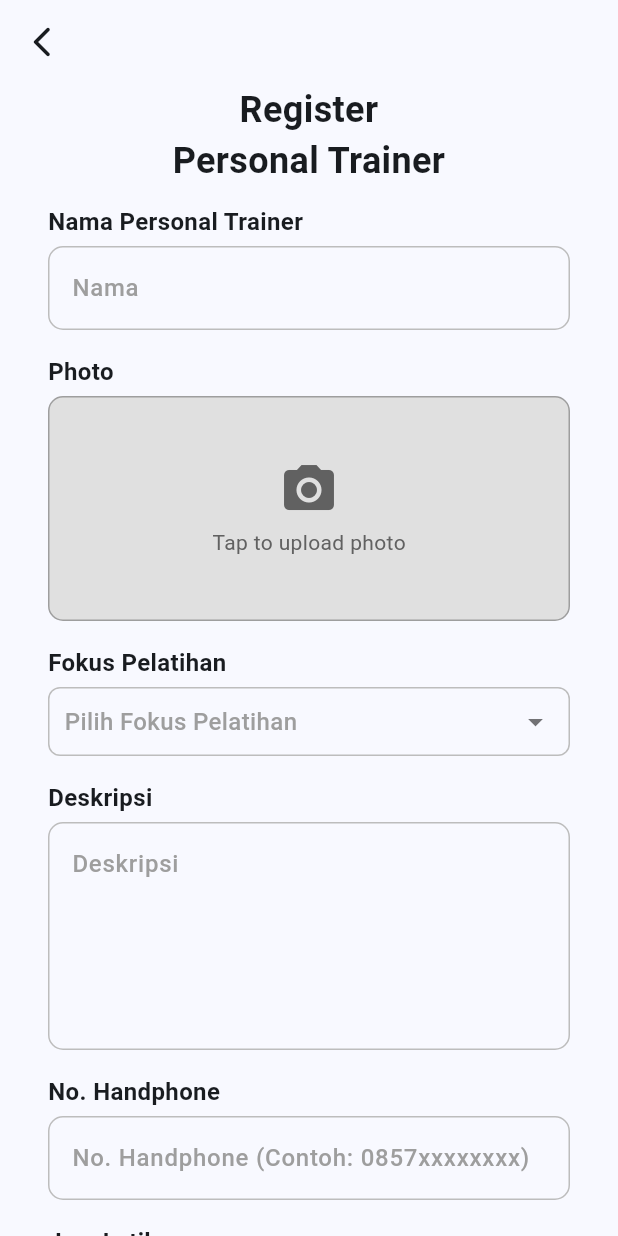
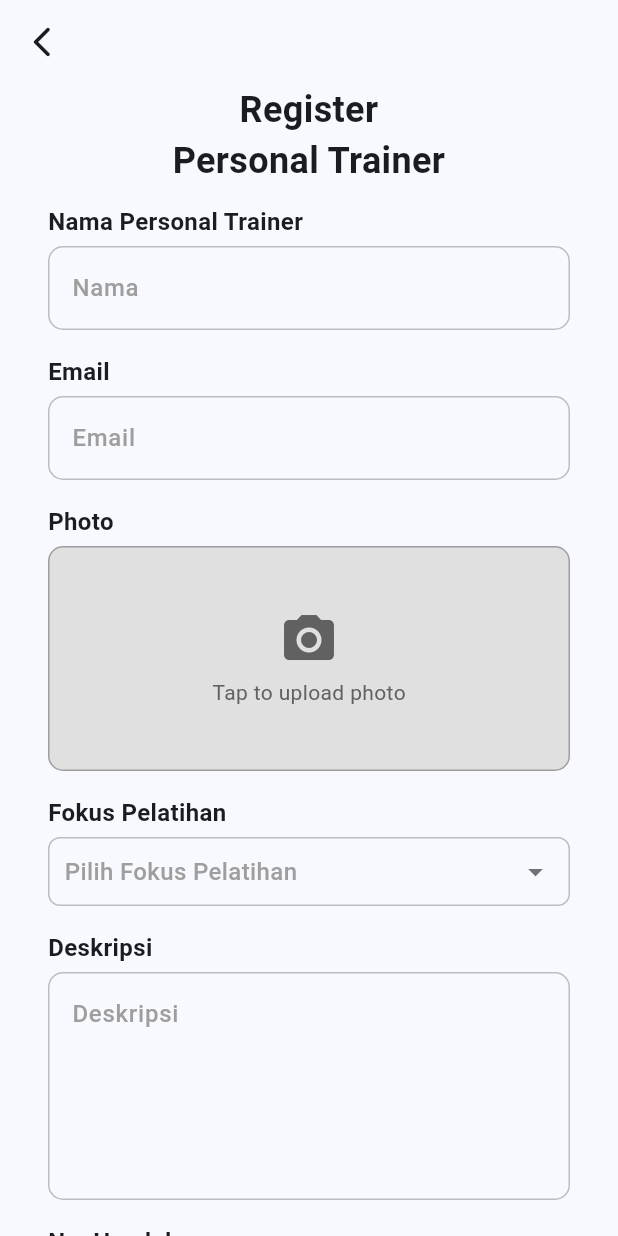
Before and after one commit to draft-coding-id/semesta-gym-mobile-apps, a Flutter app: the LoginScreenTrainer screen opened directly, after a tap on "Login", after a tap on "Register", on a phone screen of 412 x 824 dp. Run offline on Flutter 3.47's test engine with Material 3 defaults, Android fonts, the light colour scheme and no system bars; drawn by our look-alikes of multi_select_flutter; our stand-ins replace get, image_picker, quickalert, shared_preferences; accounts and stored records are empty; network calls fail; Roboto replaces fonts that are missing (Poppins).

Commit message:
feat: add auth for trainer

```diff
--- a/lib/screens/auth/personalTrainer/loginScreen.dart
+++ b/lib/screens/auth/personalTrainer/loginScreen.dart
@@ -1,10 +1,16 @@
+import 'dart:convert';
+
 import 'package:flutter/material.dart';
 import 'package:get/get.dart';
 import 'package:semesta_gym/components/mainButton.dart';
 import 'package:semesta_gym/components/myTextFormField.dart';
 import 'package:semesta_gym/components/passwordTextFormField.dart';
+import 'package:semesta_gym/models/user.dart';
+import 'package:semesta_gym/preferences/rememberUser.dart';
 import 'package:semesta_gym/screens/auth/loginAll.dart';
 import 'package:semesta_gym/screens/auth/personalTrainer/registerScreen.dart';
+import 'package:http/http.dart' as http;
+import 'package:semesta_gym/screens/personalTrainer/layoutPt.dart';
 
 class LoginScreenTrainer extends StatefulWidget {
   const LoginScreenTrainer({super.key});
@@ -20,6 +26,79 @@ class _LoginScreenTrainerState extends State<LoginScreenTrainer> {
     final TextEditingController emailController = TextEditingController();
     final TextEditingController passwordController = TextEditingController();
     bool obserText = true;
+    bool isLoading = false;
+
+    Future<void> loginTrainer() async {
+      if (!_formKey.currentState!.validate()) {
+        return;
+      }
+
+      setState(() {
+        isLoading = true;
+      });
+
+      try {
+        final response = await http.post(
+          Uri.parse('http://10.0.2.2:3000/api/auth/login/'),
+          headers: {"Content-Type": "application/json"},
+          body: jsonEncode({
+            "email": emailController.text,
+            "password": passwordController.text,
+          }),
+        );
+
+        final responseData = jsonDecode(response.body);
+        if (response.statusCode == 200) {
+          User userInfo = User.fromJson(responseData["user"]);
+
+          if (userInfo.role != 'trainer') {
+            Get.snackbar(
+              "Error",
+              "Login dengan akun trainer",
+              snackPosition: SnackPosition.BOTTOM,
+              backgroundColor: Colors.red,
+              colorText: Colors.white,
+            );
+          } else {
+            await RememberUserPrefs.storeUserInfo(userInfo);
+
+            Get.snackbar(
+              "Success",
+              "Login successful!",
+              snackPosition: SnackPosition.BOTTOM,
+              backgroundColor: Colors.green,
+              colorText: Colors.white,
+            );
+
+            Future.delayed(Duration(milliseconds: 2000), () {
+              Get.offAll(() => LayoutPt());
+            });
+          }
+        } else {
+          Get.snackbar(
+            "Error",
+            responseData["message"] ??
+                "Email atau Password yang anda masukkan salah atau tidak terdaftar",
+            snackPosition: SnackPosition.BOTTOM,
+            backgroundColor: Colors.red,
+            colorText: Colors.white,
+          );
+        }
+      } catch (error) {
+        print("Error: $error");
+        Get.snackbar(
+          "Error",
+          "Something went wrong. Try again later.",
+          snackPosition: SnackPosition.BOTTOM,
+          backgroundColor: Colors.red,
+          colorText: Colors.white,
+        );
+      } finally {
+        setState(() {
+          isLoading = false;
+        });
+      }
+    }
 
     return Scaffold(
       appBar: AppBar(
@@ -49,7 +128,8 @@ class _LoginScreenTrainerState extends State<LoginScreenTrainer> {
                   children: [
                     Text(
                       "Email",
-                      style: TextStyle(fontWeight: FontWeight.bold, fontSize: 16),
+                      style:
+                          TextStyle(fontWeight: FontWeight.bold, fontSize: 16),
                     ),
                     SizedBox(
                       height: 5,
@@ -76,7 +156,8 @@ class _LoginScreenTrainerState extends State<LoginScreenTrainer> {
                     ),
                     Text(
                       "Password",
-                      style: TextStyle(fontWeight: FontWeight.bold, fontSize: 16),
+                      style:
+                          TextStyle(fontWeight: FontWeight.bold, fontSize: 16),
                     ),
                     SizedBox(
                       height: 5,
@@ -101,11 +182,9 @@ class _LoginScreenTrainerState extends State<LoginScreenTrainer> {
                     SizedBox(
                       height: 32,
                     ),
-                    MainButton(onPressed: () {
-                      if(_formKey.currentState!.validate()) {
-
-                      }
-                    }, text: "Login"),
+                    isLoading
+                        ? Center(child: CircularProgressIndicator())
+                        : MainButton(onPressed: loginTrainer, text: "Login"),
                     SizedBox(
                       height: 12,
                     ),
@@ -123,7 +202,9 @@ class _LoginScreenTrainerState extends State<LoginScreenTrainer> {
                             ))
                       ],
                     ),
-                    SizedBox(height: 12,),
+                    SizedBox(
+                      height: 12,
+                    ),
                     Row(
                       mainAxisAlignment: MainAxisAlignment.center,
                       children: [
--- a/lib/screens/auth/personalTrainer/registerScreen.dart
+++ b/lib/screens/auth/personalTrainer/registerScreen.dart
@@ -28,6 +28,20 @@ class _RegisterScreenTrainerState extends State<RegisterScreenTrainer> {
   List<TrainingFocus> _selectedTrainingFocus = [];
   bool _isLoading = true;
   File? _selectedImage;
+  final _formKey = GlobalKey<FormState>();
+  final TextEditingController nameController = TextEditingController();
+  final TextEditingController emailController = TextEditingController();
+  final TextEditingController phoneNumberController = TextEditingController();
+  final TextEditingController descriptionController = TextEditingController();
+  final TextEditingController workoutHoursController = TextEditingController();
+  final TextEditingController pricePerSessionController =
+      TextEditingController();
+  final TextEditingController passwordController = TextEditingController();
+  final TextEditingController confirmPasswordController =
+      TextEditingController();
+  final ImagePicker _picker = ImagePicker();
+
+  bool isLoading = false;
 
   Future<void> fetchTrainingFocus() async {
     try {
@@ -73,27 +87,6 @@ class _RegisterScreenTrainerState extends State<RegisterScreenTrainer> {
     }
   }
 
-  @override
-  void initState() {
-    super.initState();
-    fetchTrainingFocus();
-  }
-
-  @override
-  Widget build(BuildContext context) {
-    final _formKey = GlobalKey<FormState>();
-    final TextEditingController nameController = TextEditingController();
-    final TextEditingController phoneNumberController = TextEditingController();
-    final TextEditingController descriptionController = TextEditingController();
-    final TextEditingController workoutHoursController =
-        TextEditingController();
-    final TextEditingController pricePerSession = TextEditingController();
-    final TextEditingController passwordController = TextEditingController();
-    final TextEditingController confirmPasswordController =
-        TextEditingController();
-
-    final ImagePicker _picker = ImagePicker();
-
   Future<void> _pickImage(ImageSource source) async {
     final XFile? pickedFile = await _picker.pickImage(source: source);
 
@@ -105,7 +98,6 @@ class _RegisterScreenTrainerState extends State<RegisterScreenTrainer> {
           '${tempDir.path}/${DateTime.now().millisecondsSinceEpoch}.jpg';
       final File newImage = await imageFile.copy(newPath);
 
-        // Extract only file name
       String fileName = path.basename(newImage.path);
       print("✅ Extracted File Name: $fileName");
 
@@ -145,6 +137,67 @@ class _RegisterScreenTrainerState extends State<RegisterScreenTrainer> {
     );
   }
 
+  Future<void> registerTrainer() async {
+    if (!_formKey.currentState!.validate()) {
+      return;
+    }
+
+    setState(() {
+      isLoading = true;
+    });
+
+    try {
+      final response = await http.post(
+        Uri.parse('http://10.0.2.2:3000/api/trainers/register/'),
+        headers: {"Content-Type": "application/json"},
+        body: jsonEncode({
+          "email": emailController.text,
+          "password": passwordController.text,
+          "name": nameController.text,
+          "phone": phoneNumberController.text,
+          "trainingFocus": _selectedTrainingFocus.map((focus) => focus.id).toList(),
+          "description": descriptionController.text,
+          "hoursOfPractice": workoutHoursController.text,
+          "price": pricePerSessionController.text,
+          "picture": _selectedImage.toString()
+        }),
+      );
+
+      final responseData = jsonDecode(response.body);
+
+      if (response.statusCode == 200 || response.statusCode == 201) {
+        Get.snackbar("Success", "Registration successful!",
+            snackPosition: SnackPosition.BOTTOM,
+            backgroundColor: Colors.green,
+            colorText: Colors.white);
+
+        Get.offAll(() => LoginScreenTrainer());
+      } else {
+        Get.snackbar("Error", responseData["message"] ?? "Registration failed",
+            snackPosition: SnackPosition.BOTTOM,
+            backgroundColor: Colors.red,
+            colorText: Colors.white);
+      }
+    } catch (error) {
+      Get.snackbar("Error", "Something went wrong. Try again later.",
+          snackPosition: SnackPosition.BOTTOM,
+          backgroundColor: Colors.red,
+          colorText: Colors.white);
+    } finally {
+      setState(() {
+        isLoading = false;
+      });
+    }
+  }
+
+  @override
+  void initState() {
+    super.initState();
+    fetchTrainingFocus();
+  }
+
+  @override
+  Widget build(BuildContext context) {
     return Scaffold(
       appBar: AppBar(
         leading: IconButton(
@@ -195,6 +248,36 @@ class _RegisterScreenTrainerState extends State<RegisterScreenTrainer> {
                       },
                       onSaved: (value) {
                         nameController.text = value!;
+                      },
+                    ),
+                    SizedBox(
+                      height: 16,
+                    ),
+
+                    // email
+                    Text(
+                      "Email",
+                      style:
+                          TextStyle(fontWeight: FontWeight.bold, fontSize: 16),
+                    ),
+                    SizedBox(
+                      height: 5,
+                    ),
+                    MyTextFormField(
+                      controller: emailController,
+                      name: "Email",
+                      validator: (value) {
+                        if (value!.isEmpty) {
+                          return ("Please Enter Your Email");
+                        }
+                        if (!RegExp("^[a-zA-z0-9+_.-]+@[[a-zA-z0-9.-]+.[a-z]")
+                            .hasMatch(value)) {
+                          return ("Please Enter a valid email");
+                        }
+                        return null;
+                      },
+                      onSaved: (value) {
+                        emailController.text = value!;
                       },
                     ),
                     SizedBox(
@@ -328,22 +411,6 @@ class _RegisterScreenTrainerState extends State<RegisterScreenTrainer> {
                     SizedBox(
                       height: 5,
                     ),
-                    /*  MyTextFormField(
-                      controller: nameController,
-                      name: "Fokus Pelatihan",
-                      validator: (value) {
-                        if (value == null || value.isEmpty) {
-                          return "Please enter your name/username";
-                        }
-                        if (value.length < 3) {
-                          return "Name must be at least 3 characters long ";
-                        }
-                        return null;
-                      },
-                      onSaved: (value) {
-                        nameController.text = value!;
-                      },
-                    ), */
                     MultiSelectBottomSheetField(
                       initialChildSize: 0.4,
                       listType: MultiSelectListType.CHIP,
@@ -398,7 +465,6 @@ class _RegisterScreenTrainerState extends State<RegisterScreenTrainer> {
                       },
                       chipDisplay: MultiSelectChipDisplay.none(),
                     ),
-
                     SizedBox(
                       height: 16,
                     ),
@@ -511,7 +577,7 @@ class _RegisterScreenTrainerState extends State<RegisterScreenTrainer> {
                       height: 5,
                     ),
                     MyTextFormField(
-                      controller: pricePerSession,
+                      controller: pricePerSessionController,
                       name: "Harga Perbulan/Sesi",
                       keyboardType: TextInputType.number,
                       inputFormatters: [FilteringTextInputFormatter.digitsOnly],
@@ -528,7 +594,7 @@ class _RegisterScreenTrainerState extends State<RegisterScreenTrainer> {
                         return null;
                       },
                       onSaved: (value) {
-                        pricePerSession.text = value!;
+                        pricePerSessionController.text = value!;
                       },
                     ),
                     SizedBox(
@@ -601,7 +667,7 @@ class _RegisterScreenTrainerState extends State<RegisterScreenTrainer> {
                 ),
                 MainButton(
                   onPressed: () {
-                    if (!_formKey.currentState!.validate()) {}
+                    registerTrainer();
                   },
                   text: "Register",
                 ),
--- a/lib/screens/auth/user/registerScreen.dart
+++ b/lib/screens/auth/user/registerScreen.dart
@@ -48,7 +48,6 @@ class _RegisterScreenUserState extends State<RegisterScreenUser> {
             "password": passwordController.text,
             "name": nameController.text,
             "phone": phoneNumberController.text,
-            "role": "member"
           }),
         );
 
```
Also changed, not shown: lib/screens/auth/registAll.dart (+8 -2 lines), lib/screens/personalTrainer/profileScreen.dart (+40 -31 lines). Lines whose indentation alone changed are shown as unchanged.
